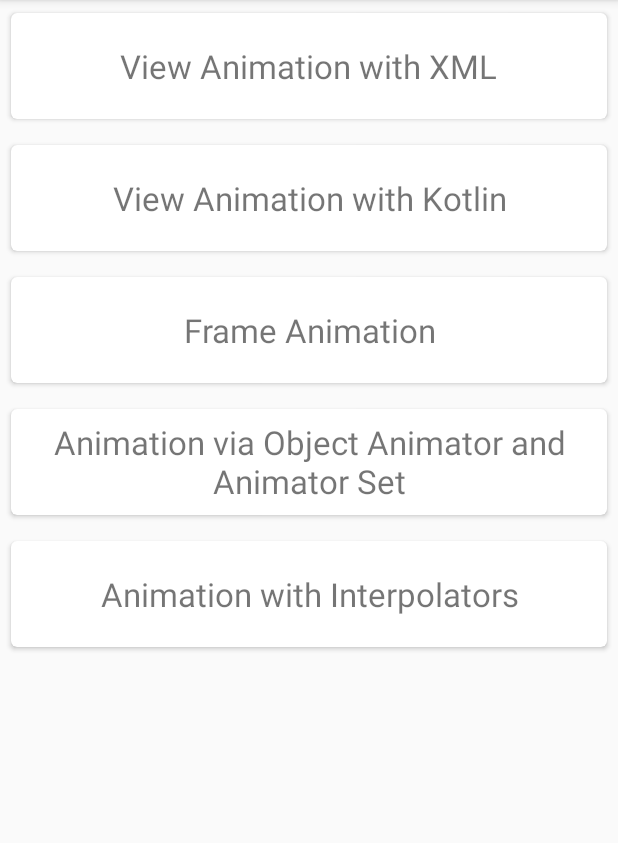
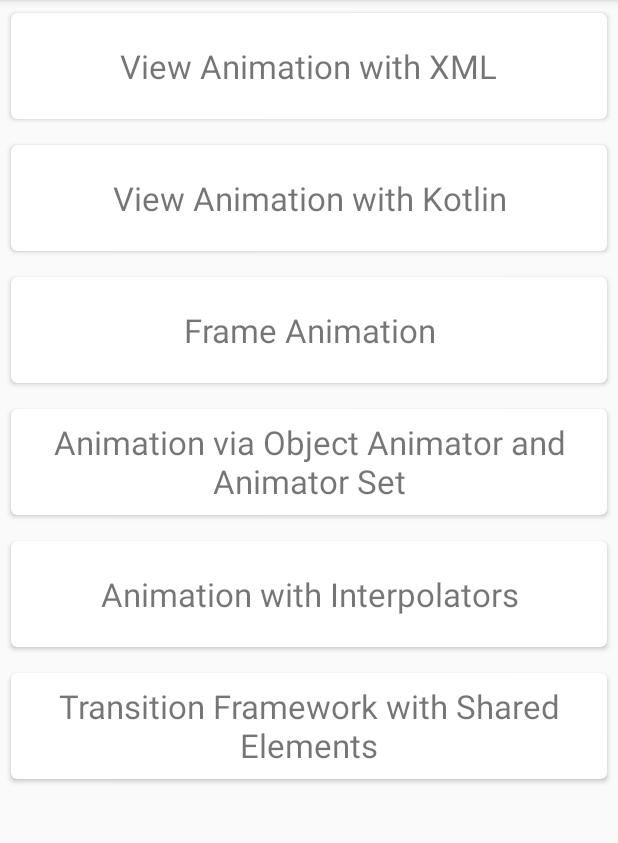
Before and after one commit to maikotrindade/AndroidAnimationSamples, an Android app: the screen it shows after launch (HomeActivity), on a phone screen of 412 x 824 dp, the part 84-927 px from its top. Run offline under Robolectric (Android 15) with nearby library versions, the phone set to English and light mode, and no system bars; our stand-ins replace navigation-ui; Roboto replaces fonts that are not available here.

Commit message:
add Transition with Shaed Elements example

```diff
--- a/app/src/main/java/io/github/maikotrindade/animationsamples/home/HomeFragment.kt
+++ b/app/src/main/java/io/github/maikotrindade/animationsamples/home/HomeFragment.kt
@@ -34,7 +34,8 @@ class HomeFragment : Fragment(), MainListOutput {
             Screen(getString(R.string.title_view_anim_kotlin), R.id.action_viewAnimKotlinFragment),
             Screen(getString(R.string.title_frame_anim), R.id.action_frameAnimFragment),
             Screen(getString(R.string.title_object_animator), R.id.action_objectAnimatorFragment),
-            Screen(getString(R.string.title_interpolator_object_animator), R.id.action_interpolatorObjAnimFragment)
+            Screen(getString(R.string.title_interpolator_object_animator), R.id.action_interpolatorObjAnimFragment),
+            Screen(getString(R.string.title_transition_shared_elements), R.id.action_transitionSharedFragment)
         )
 
     override fun onItemSelected(navAction: Int) {
--- a/app/src/main/res/navigation/navigation_graph.xml
+++ b/app/src/main/res/navigation/navigation_graph.xml
@@ -26,6 +26,10 @@
         <action
                 android:id="@+id/action_interpolatorObjAnimFragment"
                 app:destination="@id/interpolatorObjectAnimFragment"/>
+
+        <action
+                android:id="@+id/action_transitionSharedFragment"
+                app:destination="@id/transitionSharedFragment"/>
     </fragment>
 
 
@@ -53,4 +57,19 @@
               android:label="@string/title_interpolator_object_animator"
               tools:layout="@layout/fragment_interpolator_object_anim"
               android:name="io.github.maikotrindade.animationsamples.ui.InterpolatorObjectAnimFragment"/>
+
+    <fragment android:id="@+id/transitionSharedFragment"
+              android:label="@string/title_transition_shared_elements"
+              tools:layout="@layout/fragment_transition_shared_elements"
+              android:name="io.github.maikotrindade.animationsamples.ui.TransitionSharedElementsFragment">
+
+        <action
+                android:id="@+id/action_transitionDetailsFragment"
+                app:destination="@id/transitionSharedDetailsFragment"/>
+    </fragment>
+
+    <fragment android:id="@+id/transitionSharedDetailsFragment"
+              android:label="@string/title_transition_shared_elements"
+              tools:layout="@layout/fragment_shared_elements_details"
+              android:name="io.github.maikotrindade.animationsamples.ui.SharedElementsDetailsFragment"/>
 </navigation>
--- a/app/src/main/res/values/styles.xml
+++ b/app/src/main/res/values/styles.xml
@@ -9,6 +9,7 @@
         <item name="windowActionBar">false</item>
         <item name="android:textViewStyle">@style/TextViewStyle</item>
         <item name="toolbarStyle">@style/ToolBarStyle</item>
+        <item name="android:windowContentTransitions">true</item>
     </style>
 
     <style name="ToolBarStyle" parent="Widget.AppCompat.Toolbar">
```
Also changed, not shown: app/src/main/AndroidManifest.xml (+8 -3 lines), app/src/main/java/io/github/maikotrindade/animationsamples/ui/SharedElementsDetailsFragment.kt (added, +18 -0 lines), app/src/main/java/io/github/maikotrindade/animationsamples/ui/TransitionSharedElementsFragment.kt (added, +37 -0 lines), app/src/main/res/layout/fragment_shared_elements_details.xml (added, +44 -0 lines), app/src/main/res/layout/fragment_transition_shared_elements.xml (added, +44 -0 lines), app/src/main/res/values/strings.xml (+12 -0 lines), app/src/main/res/drawable/android.png (added).
